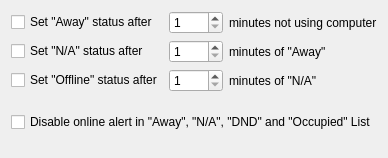
BackupTheBerlios/sim-im-svn, file branches/branch-playground/plugins/autoaway/autoawaycfgbase.ui: the form before one commit.
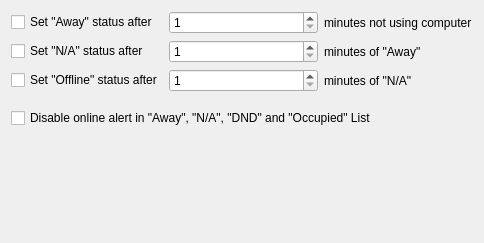
The form after the commit.

Commit message: Fix autoaway on linux

```diff
--- a/branches/branch-playground/plugins/autoaway/autoawaycfgbase.ui
+++ b/branches/branch-playground/plugins/autoaway/autoawaycfgbase.ui
@@ -3,42 +3,36 @@
   <comment></comment>
   <exportmacro></exportmacro>
   <class>AutoAwayConfigBase</class>
-  <widget class="QWidget" name="Auto_away" >
-    <property name="geometry" stdset="0" >
+ <widget class="QWidget" name="AutoAwayConfigBase">
+  <property name="geometry">
       <rect>
         <x>0</x>
         <y>0</y>
-        <width>378</width>
-        <height>158</height>
-      </rect>
-    </property>
-    <property name="windowTitle" stdset="0" >
+    <width>484</width>
+    <height>243</height>
+   </rect>
+  </property>
+  <property name="windowTitle">
       <string>Form1</string>
     </property>
-    <layout class="QGridLayout" >
-      <property name="margin" stdset="0" >
-        <number>11</number>
-      </property>
-      <property name="spacing" stdset="0" >
-        <number>6</number>
-      </property>
-      <item row="0" column="0" >
-        <widget class="QCheckBox" name="chkAway" >
-          <property name="text" stdset="0" >
-            <string>Set "Away" status after</string>
+  <layout class="QGridLayout" name="gridLayout">
+   <item row="0" column="0">
+    <widget class="QCheckBox" name="chkAway">
+     <property name="text">
+      <string>Set &quot;Away&quot; status after</string>
           </property>
         </widget>
       </item>
-      <item row="0" column="1" >
-        <widget class="QSpinBox" name="spnAway" >
-          <property name="minimum" stdset="0" >
+   <item row="0" column="1">
+    <widget class="QSpinBox" name="spnAway">
+     <property name="minimum">
             <number>1</number>
           </property>
         </widget>
       </item>
-      <item row="0" column="2" >
-        <widget class="QLabel" name="TextLabel1" >
-          <property name="text" stdset="0" >
+   <item row="0" column="2">
+    <widget class="QLabel" name="TextLabel1">
+     <property name="text">
             <string>minutes not using computer</string>
           </property>
           <property name="wordWrap" >
@@ -46,99 +40,95 @@
           </property>
         </widget>
       </item>
-      <item row="1" column="2" >
-        <widget class="QLabel" name="TextLabel2" >
-          <property name="text" stdset="0" >
-            <string>minutes of "Away"</string>
-          </property>
-          <property name="wordWrap" >
-            <bool>false</bool>
+   <item row="1" column="0">
+    <widget class="QCheckBox" name="chkNA">
+     <property name="text">
+      <string>Set &quot;N/A&quot; status after</string>
+     </property>
+    </widget>
+   </item>
+   <item row="1" column="1">
+    <widget class="QSpinBox" name="spnNA">
+     <property name="minimum">
+      <number>1</number>
           </property>
         </widget>
       </item>
-      <item row="2" column="2" >
-        <widget class="QLabel" name="TextLabel3" >
-          <property name="text" stdset="0" >
-            <string>minutes of "N/A"</string>
-          </property>
-          <property name="wordWrap" >
+   <item row="1" column="2">
+    <widget class="QLabel" name="TextLabel2">
+     <property name="text">
+      <string>minutes of &quot;Away&quot;</string>
+     </property>
+     <property name="wordWrap">
             <bool>false</bool>
           </property>
         </widget>
       </item>
-      <item row="1" column="1" >
-        <widget class="QSpinBox" name="spnNA" >
-          <property name="minimum" stdset="0" >
-            <number>1</number>
+   <item row="2" column="0">
+    <widget class="QCheckBox" name="chkOff">
+     <property name="text">
+      <string>Set &quot;Offline&quot; status after</string>
           </property>
         </widget>
       </item>
-      <item row="1" column="0" >
-        <widget class="QCheckBox" name="chkNA" >
-          <property name="text" stdset="0" >
-            <string>Set "N/A" status after</string>
-          </property>
-        </widget>
-      </item>
-      <item row="2" column="1" >
-        <widget class="QSpinBox" name="spnOff" >
-          <property name="minimum" stdset="0" >
+   <item row="2" column="1">
+    <widget class="QSpinBox" name="spnOff">
+     <property name="minimum">
             <number>1</number>
           </property>
         </widget>
       </item>
-      <item row="2" column="0" >
-        <widget class="QCheckBox" name="chkOff" >
-          <property name="text" stdset="0" >
-            <string>Set "Offline" status after</string>
-          </property>
-        </widget>
-      </item>
-      <item rowspan="1" row="3" column="0" colspan="3" >
-        <widget class="QCheckBox" name="chkAlert" >
-          <property name="text" stdset="0" >
-            <string>Disable online alert in "Away", "N/A", "DND" and "Occupied" List</string>
+   <item row="2" column="2">
+    <widget class="QLabel" name="TextLabel3">
+     <property name="text">
+      <string>minutes of &quot;N/A&quot;</string>
+     </property>
+     <property name="wordWrap">
+      <bool>false</bool>
           </property>
         </widget>
       </item>
-      <item row="3" column="0" >
-        <spacer name="Spacer14" >
-          <property name="sizeHint" >
+   <item row="3" column="0">
+    <spacer name="Spacer14">
+     <property name="orientation">
+      <enum>Qt::Vertical</enum>
+     </property>
+     <property name="sizeType">
+      <enum>QSizePolicy::Fixed</enum>
+     </property>
+     <property name="sizeHint" stdset="0">
             <size>
-              <width>20</width>
-              <height>20</height>
-            </size>
-          </property>
-          <property name="sizeType" >
+       <width>10</width>
+       <height>10</height>
+      </size>
+     </property>
+    </spacer>
+   </item>
+   <item row="4" column="0" colspan="3">
+    <widget class="QCheckBox" name="chkAlert">
+     <property name="text">
+      <string>Disable online alert in &quot;Away&quot;, &quot;N/A&quot;, &quot;DND&quot; and &quot;Occupied&quot; List</string>
+     </property>
+    </widget>
+   </item>
+   <item row="5" column="0">
+    <spacer name="Spacer14_2">
+     <property name="orientation">
+      <enum>Qt::Vertical</enum>
+     </property>
+     <property name="sizeType">
             <enum>QSizePolicy::Expanding</enum>
           </property>
-          <property name="orientation" >
-            <enum>Qt::Vertical</enum>
+     <property name="sizeHint" stdset="0">
+      <size>
+       <width>20</width>
+       <height>95</height>
+      </size>
           </property>
         </spacer>
       </item>
     </layout>
   </widget>
-  <customwidgets>
-    <customwidget>
-      <class>QWidget</class>
-      <extends>QWidget</extends>
-      <header location="global" >qwidget.h</header>
-      <sizehint>
-        <width>-1</width>
-        <height>-1</height>
-      </sizehint>
-      <container>0</container>
-      <sizepolicy>
-        <hordata>5</hordata>
-        <verdata>5</verdata>
-      </sizepolicy>
-      <pixmap>image0</pixmap>
-      <properties>
-        <property type="String" >text</property>
-      </properties>
-    </customwidget>
-  </customwidgets>
   <tabstops>
     <tabstop>chkAway</tabstop>
     <tabstop>spnAway</tabstop>
```
Left out of the diff: 17 changed lines with no effect on the pictures. Lines whose indentation alone changed are shown as unchanged. The commit also changes 2 other files.
